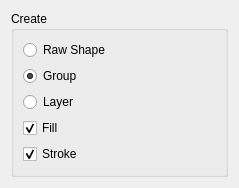
Before: the Qt Designer form src/gui/widgets/tools/shape_tool_widget.ui in mbasaglia/glaxnimate, drawn with Qt 5.
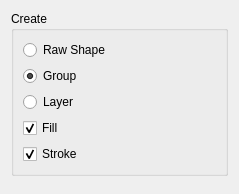
After: the same form once the commit is applied. Icons and pictures are not drawn.

Commit message: Make the tool options dock more compact

The edit to the form file:
```diff
--- a/src/gui/widgets/tools/shape_tool_widget.ui
+++ b/src/gui/widgets/tools/shape_tool_widget.ui
@@ -7,7 +7,7 @@
     <x>0</x>
     <y>0</y>
     <width>239</width>
-    <height>188</height>
+    <height>194</height>
    </rect>
   </property>
   <layout class="QVBoxLayout" name="layout">
@@ -82,6 +82,19 @@
      </layout>
     </widget>
    </item>
+   <item>
+    <spacer name="verticalSpacer">
+     <property name="orientation">
+      <enum>Qt::Vertical</enum>
+     </property>
+     <property name="sizeHint" stdset="0">
+      <size>
+       <width>20</width>
+       <height>40</height>
+      </size>
+     </property>
+    </spacer>
+   </item>
   </layout>
  </widget>
  <resources/>
```
Left out of the diff: 6 changed lines with no effect on the pictures. The commit also changes 6 other files.
